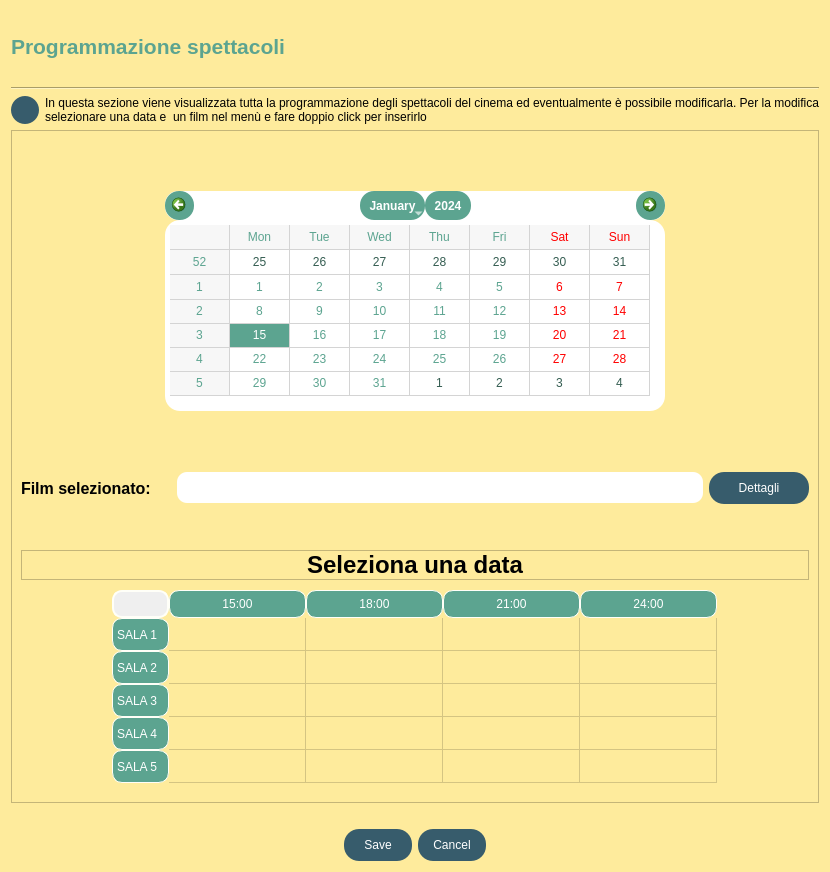
First picture: the form in listaFilm/visualizzaProgrammazione/view/ProgrammazioneSpettacoli.ui, repository StracciaMatteo/GestioneCinema, before the edit.
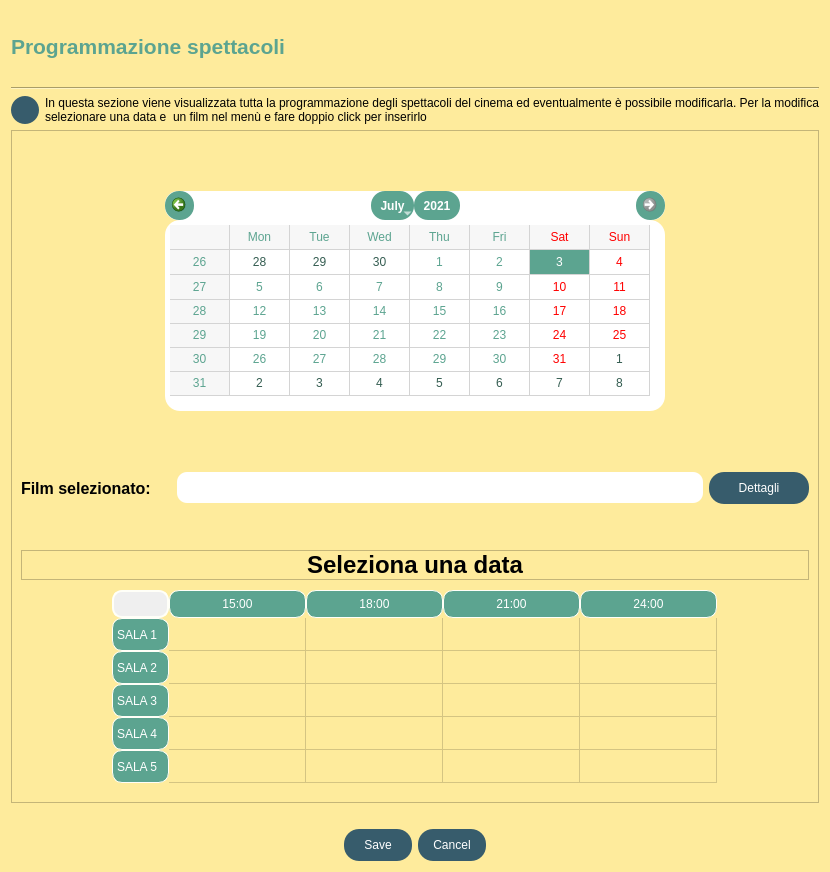
Second picture: the form after the edit. Icons and pictures are not drawn.

Commit message: Programmazione spettacoli funzionante ed abbinata a view e lista film

Diff of the .ui file:
```diff
--- a/listaFilm/visualizzaProgrammazione/view/ProgrammazioneSpettacoli.ui
+++ b/listaFilm/visualizzaProgrammazione/view/ProgrammazioneSpettacoli.ui
@@ -333,6 +333,20 @@
              <property name="styleSheet">
               <string notr="true"/>
              </property>
+             <property name="minimumDate">
+              <date>
+               <year>2021</year>
+               <month>5</month>
+               <day>27</day>
+              </date>
+             </property>
+             <property name="maximumDate">
+              <date>
+               <year>2021</year>
+               <month>7</month>
+               <day>3</day>
+              </date>
+             </property>
              <property name="gridVisible">
               <bool>true</bool>
              </property>
```
Left out of the diff: 6 changed lines with no effect on the pictures. The commit also changes 9 other files.
